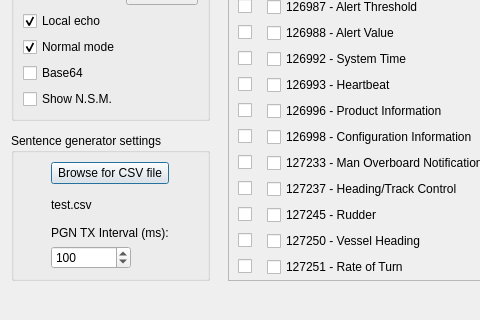
Before: the Qt Designer form iKonvert_Tool_source/settingsdialog.ui in digitalyacht/iKonvert, drawn with Qt 5; both pictures show x 0 to 480 and y 364 to 684 of the 1020 by 684 pixel window.
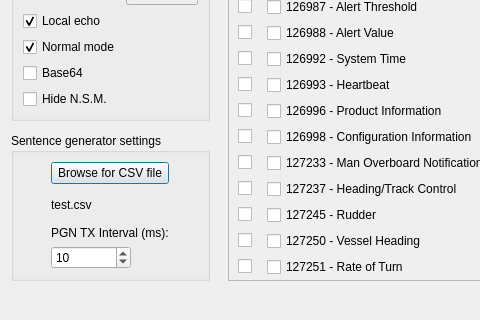
After: the same form once the commit is applied.

Diff of the .ui file:
```diff
--- a/iKonvert_Tool_source/settingsdialog.ui
+++ b/iKonvert_Tool_source/settingsdialog.ui
@@ -50,7 +50,7 @@
            </size>
           </property>
           <property name="minimum">
-           <number>50</number>
+           <number>1</number>
           </property>
           <property name="maximum">
            <number>10000</number>
@@ -59,7 +59,10 @@
            <number>10</number>
           </property>
           <property name="value">
-           <number>100</number>
+           <number>10</number>
+          </property>
+          <property name="displayIntegerBase">
+           <number>10</number>
           </property>
          </widget>
         </item>
@@ -264,7 +267,10 @@
       <item row="9" column="0">
        <widget class="QCheckBox" name="ShowNSMCheckBox">
         <property name="text">
-         <string>Show N.S.M.</string>
+         <string>Hide N.S.M.</string>
+        </property>
+        <property name="checked">
+         <bool>false</bool>
         </property>
        </widget>
       </item>
```
Left out of the diff: 2 changed lines with no effect on the pictures.
